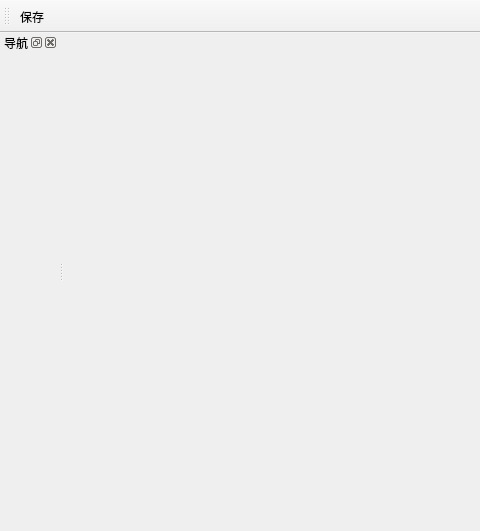
xuqingxiangstu/platform, file eq/mainwindow.ui: the form before one commit; both pictures show x 0 to 480 and y 0 to 531 of the 1150 by 531 pixel window.
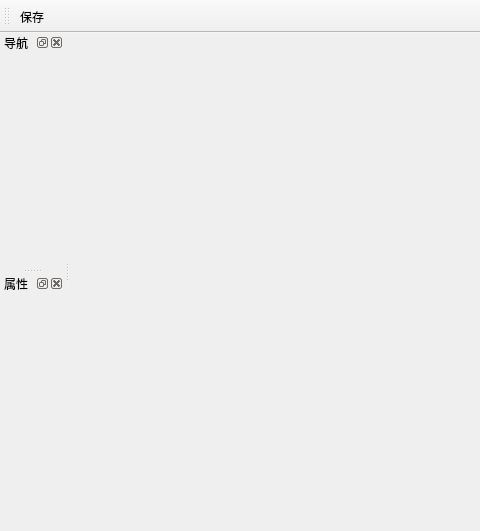
The form after the commit. Icons and pictures are not drawn.

The edit to the form file:
```diff
--- a/eq/mainwindow.ui
+++ b/eq/mainwindow.ui
@@ -48,6 +48,12 @@
   </widget>
   <widget class="QStatusBar" name="statusBar"/>
   <widget class="QDockWidget" name="dockWidget">
+   <property name="styleSheet">
+    <string notr="true">QDockWidget {
+    border: 4px solid red;    
+}
+</string>
+   </property>
    <property name="windowTitle">
     <string>导航</string>
    </property>
@@ -55,7 +61,7 @@
     <number>1</number>
    </attribute>
    <widget class="QWidget" name="dockWidgetContents">
-    <layout class="QHBoxLayout" name="horizontalLayout_3">
+    <layout class="QVBoxLayout" name="verticalLayout_2" stretch="2">
      <item>
       <layout class="QVBoxLayout" name="navigationVerticalLayout"/>
      </item>
@@ -92,6 +98,21 @@
     </layout>
    </widget>
   </widget>
+  <widget class="QDockWidget" name="dockWidget_4">
+   <property name="windowTitle">
+    <string>属性</string>
+   </property>
+   <attribute name="dockWidgetArea">
+    <number>1</number>
+   </attribute>
+   <widget class="QWidget" name="dockWidgetContents_4">
+    <layout class="QVBoxLayout" name="verticalLayout_3">
+     <item>
+      <layout class="QVBoxLayout" name="navigationProptertyVerticalLayout"/>
+     </item>
+    </layout>
+   </widget>
+  </widget>
   <action name="actionNewTestProduct">
    <property name="text">
     <string>新建测试项</string>
```
